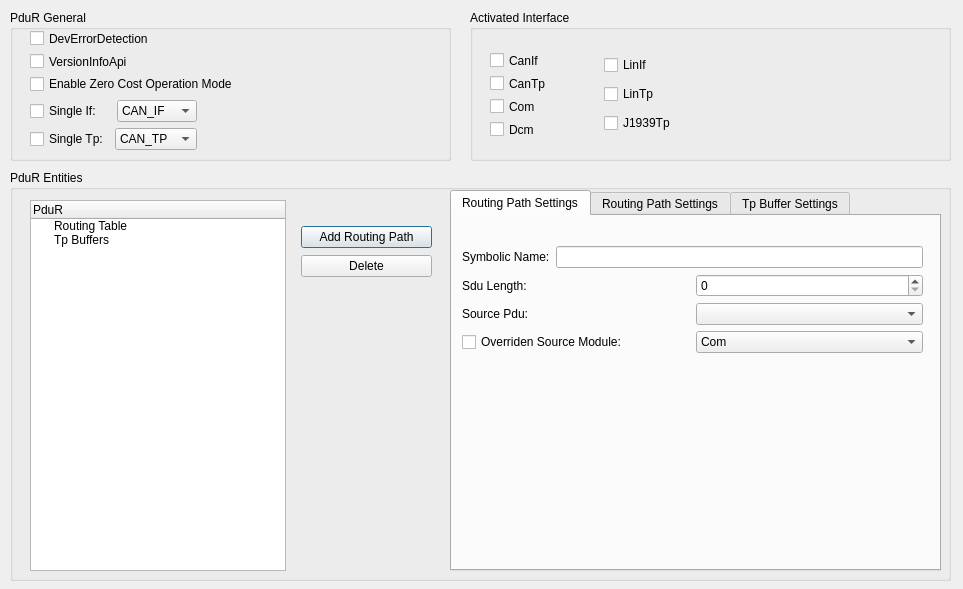
Above: gainos_studio/ui_forms/comstack/PduR_Dlg.ui from parai/GaInOS_Based_On_uTenux-tkernel before the change. Below: the same form after it.
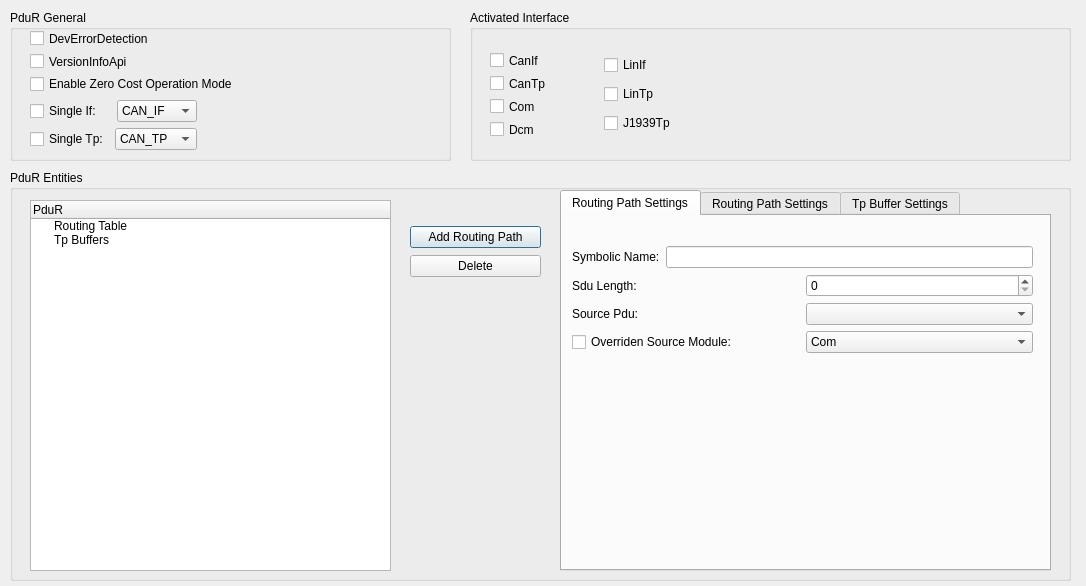
That is the form after the change. The open tabs and pages were chosen to show the change.

What changed in the file:
```diff
--- a/gainos_studio/ui_forms/comstack/PduR_Dlg.ui
+++ b/gainos_studio/ui_forms/comstack/PduR_Dlg.ui
@@ -6,8 +6,8 @@
    <rect>
     <x>0</x>
     <y>0</y>
-    <width>963</width>
-    <height>589</height>
+    <width>1086</width>
+    <height>586</height>
    </rect>
   </property>
   <property name="windowTitle">
@@ -18,7 +18,7 @@
     <rect>
      <x>10</x>
      <y>170</y>
-     <width>941</width>
+     <width>1061</width>
      <height>411</height>
     </rect>
    </property>
@@ -36,7 +36,7 @@
      <rect>
       <x>20</x>
       <y>30</y>
-      <width>256</width>
+      <width>361</width>
       <height>371</height>
      </rect>
     </property>
@@ -59,7 +59,7 @@
    <widget class="QTabWidget" name="tabCfg">
     <property name="geometry">
      <rect>
-      <x>440</x>
+      <x>550</x>
       <y>20</y>
       <width>491</width>
       <height>381</height>
@@ -362,7 +362,7 @@
    <widget class="QWidget" name="layoutWidget">
     <property name="geometry">
      <rect>
-      <x>291</x>
+      <x>400</x>
       <y>55</y>
       <width>131</width>
       <height>54</height>
@@ -504,7 +504,7 @@
     <rect>
      <x>470</x>
      <y>10</y>
-     <width>481</width>
+     <width>601</width>
      <height>151</height>
     </rect>
    </property>
```
Left out of the diff: 4 changed lines with no effect on the pictures.
